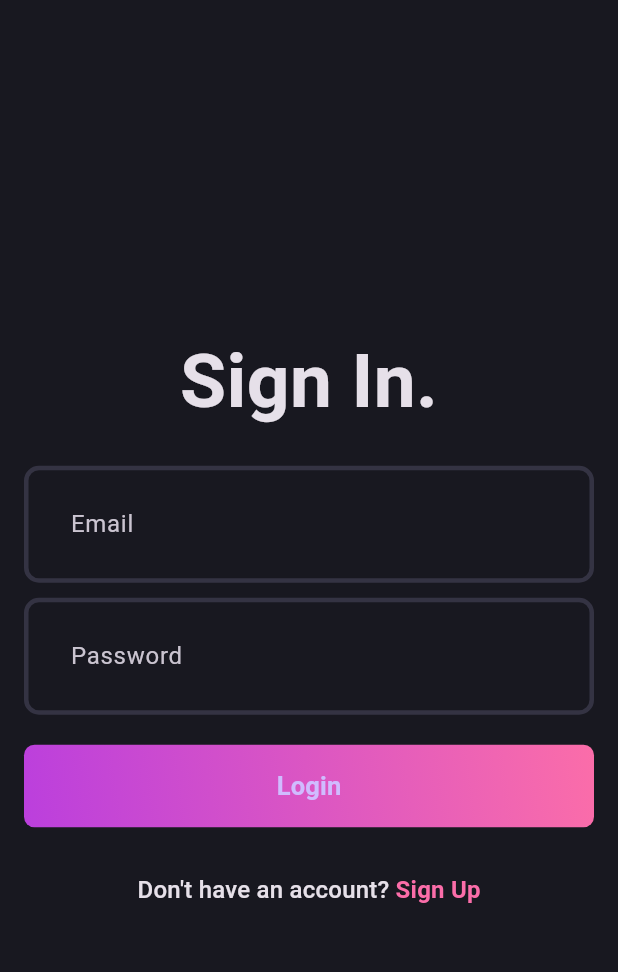
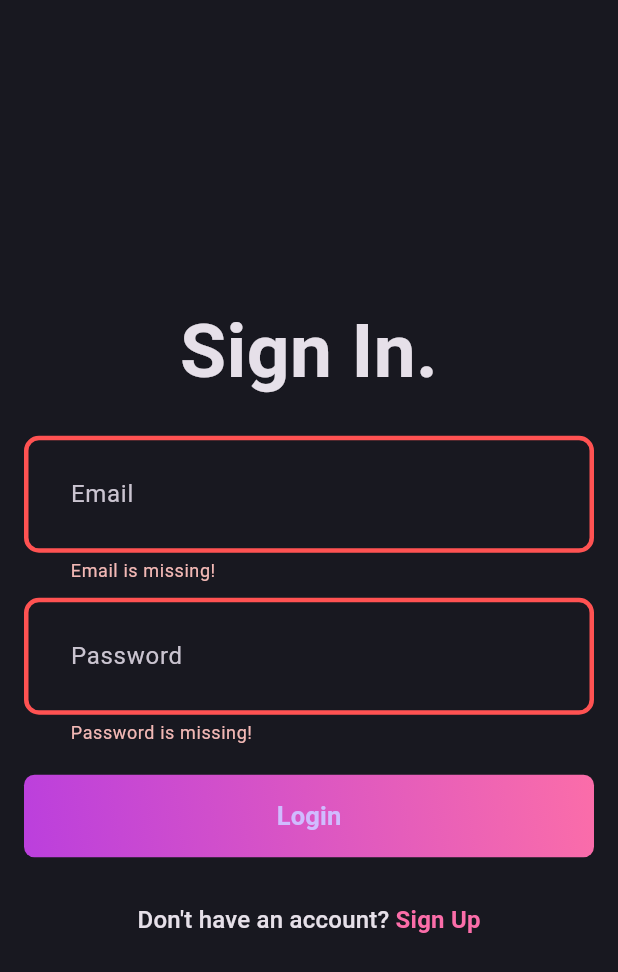
Before and after one commit to aliasar1/Blog-App-BLoC-Flutter, a Flutter app: the screen it shows after launch, after a tap on "Login", on a phone screen of 412 x 824 dp. Shown: the top 972 px of the screen. Run offline on Flutter 3.47's test engine with Material 3 defaults, Android fonts, the phone set to English and light mode, and no system bars; our stand-ins replace flutter_bloc, fpdart, get_it, supabase_flutter; accounts and stored records are empty.

Commit message:
Added Bloc of Login to Presentation layer

```diff
--- a/lib/features/auth/domain/usecases/user_login.dart
+++ b/lib/features/auth/domain/usecases/user_login.dart
@@ -7,7 +7,7 @@ import '../repository/auth_repository.dart';
 
 class UserLogin implements UseCase<User, UserLoginParams> {
   final AuthRepository authRepository;
-  UserLogin({required this.authRepository});
+  UserLogin(this.authRepository);
 
   @override
   Future<Either<Failure, User>> call(UserLoginParams params) async {
--- a/lib/features/auth/presentation/bloc/auth_bloc.dart
+++ b/lib/features/auth/presentation/bloc/auth_bloc.dart
@@ -1,3 +1,4 @@
+import 'package:blog_app/features/auth/domain/usecases/user_login.dart';
 import 'package:blog_app/features/auth/domain/usecases/user_sign_up.dart';
 import 'package:flutter/material.dart';
 import 'package:flutter_bloc/flutter_bloc.dart';
@@ -9,11 +10,22 @@ part 'auth_state.dart';
 
 class AuthBloc extends Bloc<AuthEvent, AuthState> {
   final UserSignUp _userSignUp;
+  final UserLogin _userLogin;
 
-  AuthBloc({required UserSignUp userSignUp})
-      : _userSignUp = userSignUp,
+  AuthBloc({
+    required UserSignUp userSignUp,
+    required UserLogin userLogin,
+  })  : _userSignUp = userSignUp,
+        _userLogin = userLogin,
         super(AuthInitial()) {
-    on<AuthSignUp>((event, emit) async {
+    on<AuthSignUp>(_onAuthSignUp);
+    on<AuthLogin>(_onAuthLogin);
+  }
+
+  void _onAuthSignUp(
+    AuthSignUp event,
+    Emitter<AuthState> emit,
+  ) async {
     emit(AuthLoading());
     final resp = await _userSignUp(UserSignUpParams(
       email: event.email,
@@ -25,6 +37,21 @@ class AuthBloc extends Bloc<AuthEvent, AuthState> {
       (failure) => emit(AuthFailure(failure.message)),
       (user) => AuthSuccess(user),
     );
-    });
+  }
+
+  void _onAuthLogin(
+    AuthLogin event,
+    Emitter<AuthState> emit,
+  ) async {
+    emit(AuthLoading());
+    final resp = await _userLogin(UserLoginParams(
+      email: event.email,
+      password: event.password,
+    ));
+
+    resp.fold(
+      (failure) => emit(AuthFailure(failure.message)),
+      (user) => AuthSuccess(user),
+    );
   }
 }
--- a/lib/features/auth/presentation/pages/login_page.dart
+++ b/lib/features/auth/presentation/pages/login_page.dart
@@ -1,7 +1,11 @@
+import 'package:blog_app/features/auth/presentation/bloc/auth_bloc.dart';
 import 'package:blog_app/features/auth/presentation/pages/signup_page.dart';
 import 'package:flutter/material.dart';
+import 'package:flutter_bloc/flutter_bloc.dart';
 
+import '../../../../core/common/app_widgets/loader.dart';
 import '../../../../core/theme/app_pallete.dart';
+import '../../../../core/utils/show_snackbar.dart';
 import '../widgets/auth_gradient_button.dart';
 import '../widgets/auth_textfield.dart';
 
@@ -36,15 +40,27 @@ class _LoginPageState extends State<LoginPage> {
           child: SingleChildScrollView(
             child: Padding(
               padding: const EdgeInsets.all(16.0),
-              child: Form(
+              child: BlocConsumer<AuthBloc, AuthState>(
+                listener: (context, state) {
+                  if (state is AuthFailure) {
+                    showSnackbar(context, state.message);
+                  }
+                  // else if (state is AuthSuccess) {
+                  // }
+                },
+                builder: (context, state) {
+                  if (state is AuthLoading) {
+                    return const Loader();
+                  }
+                  return Form(
                     key: _formKey,
                     child: Column(
                       mainAxisAlignment: MainAxisAlignment.center,
                       children: [
                         const Text(
                           "Sign In.",
-                      style:
-                          TextStyle(fontSize: 50, fontWeight: FontWeight.bold),
+                          style: TextStyle(
+                              fontSize: 50, fontWeight: FontWeight.bold),
                         ),
                         const SizedBox(
                           height: 20,
@@ -62,7 +78,18 @@ class _LoginPageState extends State<LoginPage> {
                         const SizedBox(
                           height: 20,
                         ),
-                    AuthGradientButton(buttonText: "Login", onPressed: () {}),
+                        AuthGradientButton(
+                            buttonText: "Login",
+                            onPressed: () {
+                              if (_formKey.currentState!.validate()) {
+                                context.read<AuthBloc>().add(
+                                      AuthLogin(
+                                        email: _emailController.text.trim(),
+                                        password: _passController.text.trim(),
+                                      ),
+                                    );
+                              }
+                            }),
                         const SizedBox(
                           height: 30,
                         ),
@@ -91,6 +118,8 @@ class _LoginPageState extends State<LoginPage> {
                         ),
                       ],
                     ),
+                  );
+                },
               ),
             ),
           ),
--- a/lib/init_dependencies.dart
+++ b/lib/init_dependencies.dart
@@ -1,6 +1,7 @@
 import 'package:blog_app/features/auth/data/datasources/auth_remote_data_source.dart';
 import 'package:blog_app/features/auth/data/repositories/auth_repository_imp.dart';
 import 'package:blog_app/features/auth/domain/repository/auth_repository.dart';
+import 'package:blog_app/features/auth/domain/usecases/user_login.dart';
 import 'package:blog_app/features/auth/domain/usecases/user_sign_up.dart';
 import 'package:blog_app/features/auth/presentation/bloc/auth_bloc.dart';
 import 'package:get_it/get_it.dart';
@@ -19,27 +20,31 @@ Future<void> initDependencies() async {
 }
 
 void _initAuth() {
-  serviceLocator.registerFactory<AuthRemoteDataSource>(
+  serviceLocator
+    ..registerFactory<AuthRemoteDataSource>(
       () => AuthRemoteDataSourceImpl(
         serviceLocator(),
       ),
-  );
-
-  serviceLocator.registerFactory<AuthRepository>(
+    )
+    ..registerFactory<AuthRepository>(
       () => AuthRepositoryImp(
         serviceLocator(),
       ),
-  );
-
-  serviceLocator.registerFactory(
+    )
+    ..registerFactory(
       () => UserSignUp(
         serviceLocator(),
       ),
-  );
-
-  serviceLocator.registerLazySingleton(
+    )
+    ..registerFactory(
+      () => UserLogin(
+        serviceLocator(),
+      ),
+    )
+    ..registerLazySingleton(
       () => AuthBloc(
         userSignUp: serviceLocator(),
+        userLogin: serviceLocator(),
       ),
     );
 }
```
Lines whose indentation alone changed are shown as unchanged.
